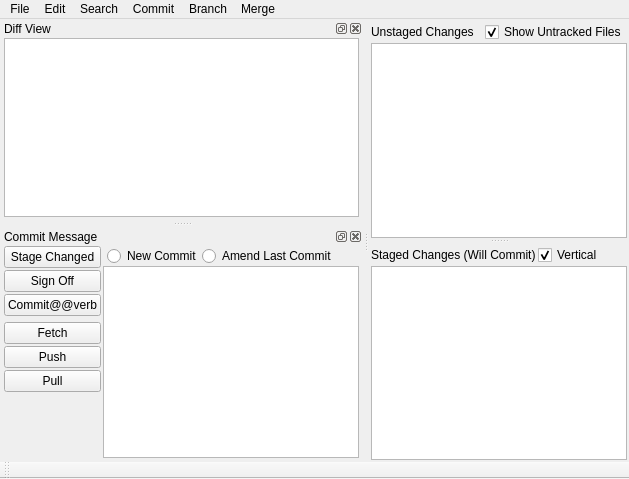
Before: the Qt Designer form ui/main.ui in git-cola/git-cola, drawn with Qt 5.
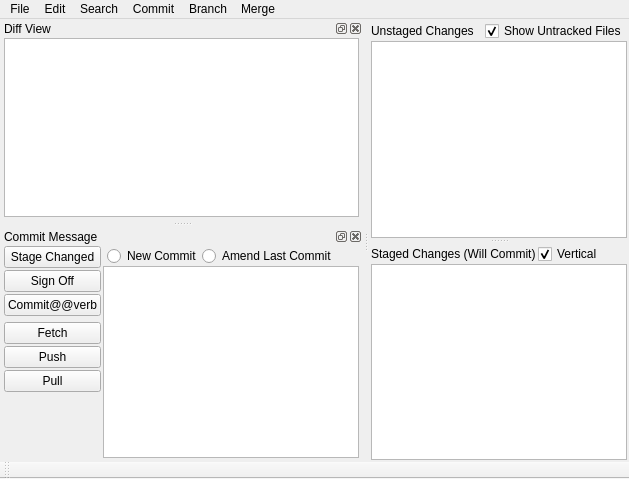
After: the same form once the commit is applied.

Commit message:
ui: remove excessive tooltips, fix a small bug
Many of the tooltips were out of date or unnecessary
so they're gone now.

```diff
--- a/ui/main.ui
+++ b/ui/main.ui
@@ -79,12 +79,6 @@
               <verstretch>0</verstretch>
              </sizepolicy>
             </property>
-            <property name="minimumSize" >
-             <size>
-              <width>0</width>
-              <height>22</height>
-             </size>
-            </property>
             <property name="text" >
              <string>Unstaged Changes</string>
             </property>
@@ -95,17 +89,6 @@
           </item>
           <item>
            <widget class="QCheckBox" name="untracked_checkbox" >
-            <property name="minimumSize" >
-             <size>
-              <width>0</width>
-              <height>22</height>
-             </size>
-            </property>
-            <property name="toolTip" >
-             <string>Includes untracked files in the unstaged changes list.
-Disabling this causes cola to only display files known to git
-in the unstaged changes list.</string>
-            </property>
             <property name="text" >
              <string>Show Untracked Files</string>
             </property>
@@ -127,17 +110,6 @@
             <verstretch>0</verstretch>
            </sizepolicy>
           </property>
-          <property name="minimumSize" >
-           <size>
-            <width>1</width>
-            <height>1</height>
-           </size>
-          </property>
-          <property name="toolTip" >
-           <string>A list of all the unstaged changes.
-This list includes those files known to git and can optionally
-include untracked files if "Show Untracked Files" is checked.</string>
-          </property>
           <property name="alternatingRowColors" >
            <bool>true</bool>
           </property>
@@ -172,12 +144,6 @@
               <verstretch>0</verstretch>
              </sizepolicy>
             </property>
-            <property name="minimumSize" >
-             <size>
-              <width>0</width>
-              <height>22</height>
-             </size>
-            </property>
             <property name="text" >
              <string>Staged Changes (Will Commit)</string>
             </property>
@@ -206,15 +172,6 @@
             <verstretch>0</verstretch>
            </sizepolicy>
           </property>
-          <property name="minimumSize" >
-           <size>
-            <width>1</width>
-            <height>1</height>
-           </size>
-          </property>
-          <property name="toolTip" >
-           <string>A list of all staged changes for the next commit.</string>
-          </property>
           <property name="alternatingRowColors" >
            <bool>true</bool>
           </property>
```
Left out of the diff: 26 changed lines with no effect on the pictures. The commit also changes 1 other file.
